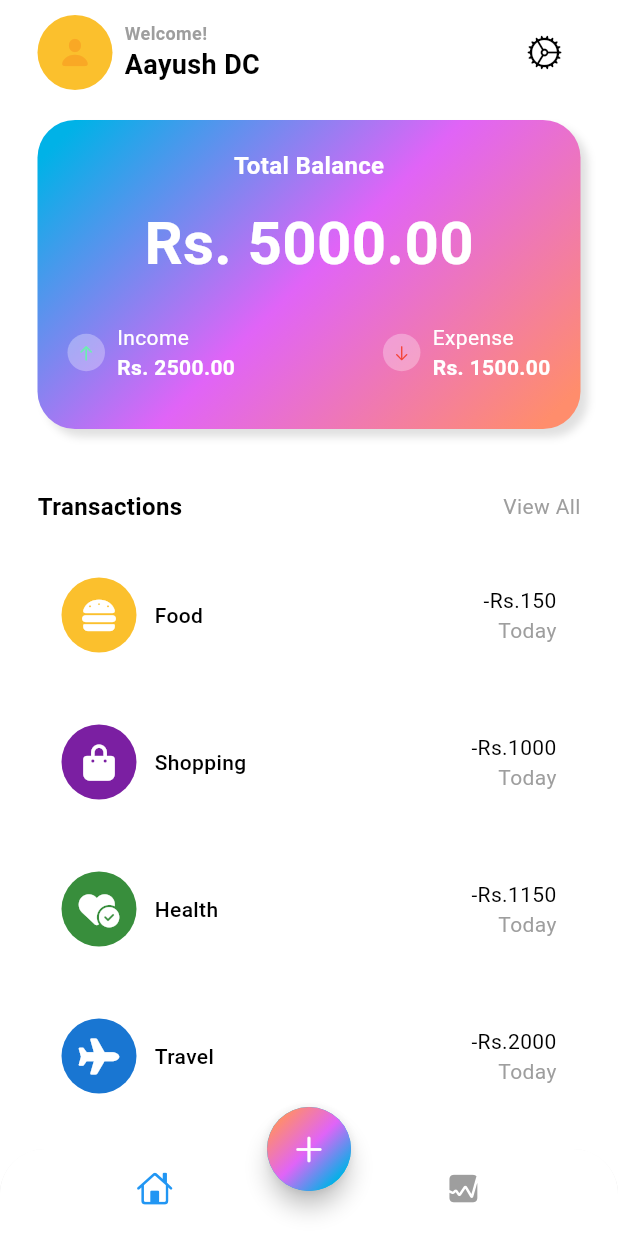
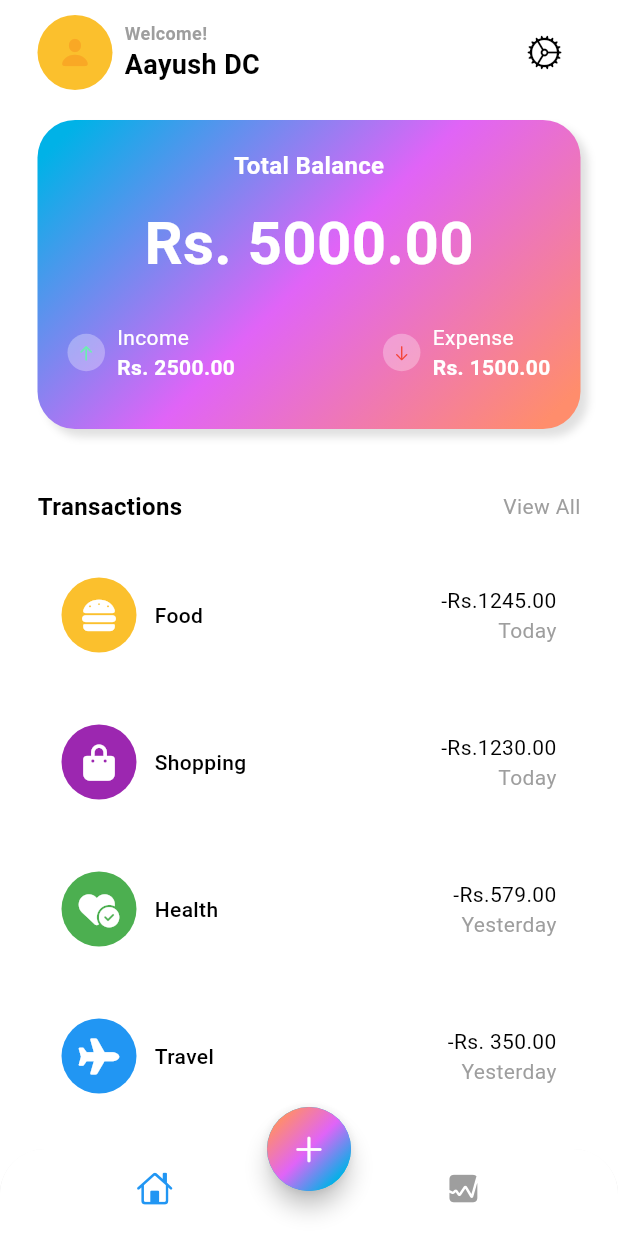
Before and after one commit to dcaayushd/Expenso-Expense-Tracker, a Flutter app: the screen it shows after launch, on a phone screen of 412 x 824 dp. Run offline on Flutter 3.47's test engine with Material 3 defaults, Android fonts, the phone set to English and light mode, and no system bars; our stand-ins replace fl_chart, font_awesome_flutter.

Commit message:
Data Updated

```diff
--- a/lib/data/data.dart
+++ b/lib/data/data.dart
@@ -1,48 +1,34 @@
-// ! 3rd Commit
-
-
 import 'package:flutter/material.dart';
 import 'package:font_awesome_flutter/font_awesome_flutter.dart';
 
 List<Map<String, dynamic>> transactionsData = [
   {
-    'icon': const FaIcon(
-      FontAwesomeIcons.burger,
-      color: Colors.white,
-    ),
+    'icon': const FaIcon(FontAwesomeIcons.burger, color: Colors.white),
     'color': Colors.yellow[700],
     'name': 'Food',
-    'totalAmount': '-Rs.150',
+    'totalAmount': '-Rs.1245.00',
     'date': 'Today',
   },
   {
-    'icon': const FaIcon(
-      FontAwesomeIcons.bagShopping,
-      color: Colors.white,
-    ),
-    'color': Colors.purple[700],
+    'icon': const FaIcon(FontAwesomeIcons.bagShopping, color: Colors.white),
+    'color': Colors.purple,
     'name': 'Shopping',
-    'totalAmount': '-Rs.1000',
+    'totalAmount': '-Rs.1230.00',
     'date': 'Today',
   },
   {
-    'icon': const FaIcon(
-      FontAwesomeIcons.heartCircleCheck,
-      color: Colors.white,
-    ),
-    'color': Colors.green[700],
+    'icon':
+        const FaIcon(FontAwesomeIcons.heartCircleCheck, color: Colors.white),
+    'color': Colors.green,
     'name': 'Health',
-    'totalAmount': '-Rs.1150',
-    'date': 'Today',
+    'totalAmount': '-Rs.579.00',
+    'date': 'Yesterday',
   },
   {
-    'icon': const FaIcon(
-      FontAwesomeIcons.plane,
-      color: Colors.white,
-    ),
-    'color': Colors.blue[700],
+    'icon': const FaIcon(FontAwesomeIcons.plane, color: Colors.white),
+    'color': Colors.blue,
     'name': 'Travel',
-    'totalAmount': '-Rs.2000',
-    'date': 'Today',
-  },
+    'totalAmount': '-Rs. 350.00',
+    'date': 'Yesterday',
+  }
 ];
```
